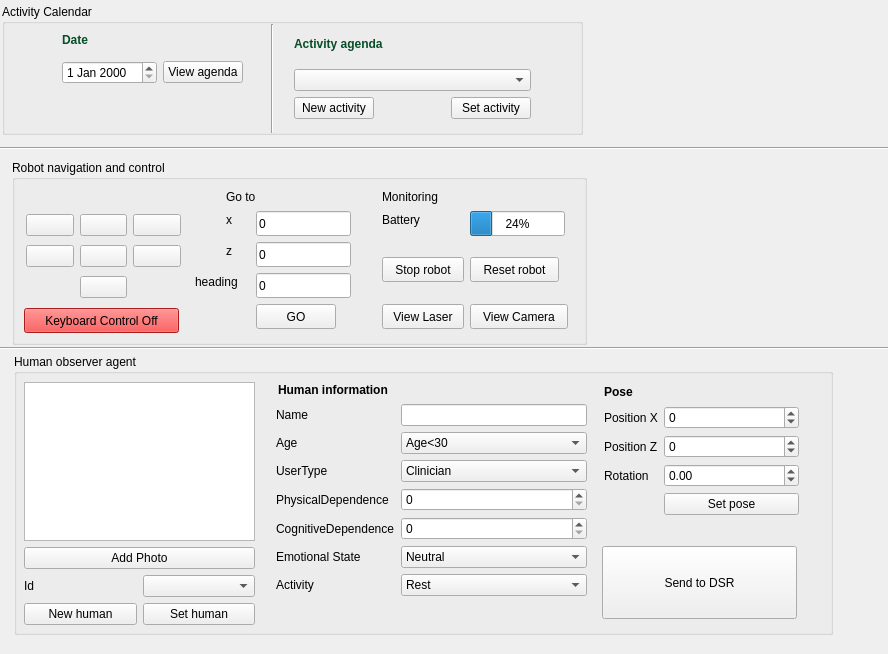
Old version of the form humanObserverAgent_GUI/src/mainUI.ui in the repository rahulkatiyar19955/gsoc-gui-dev.
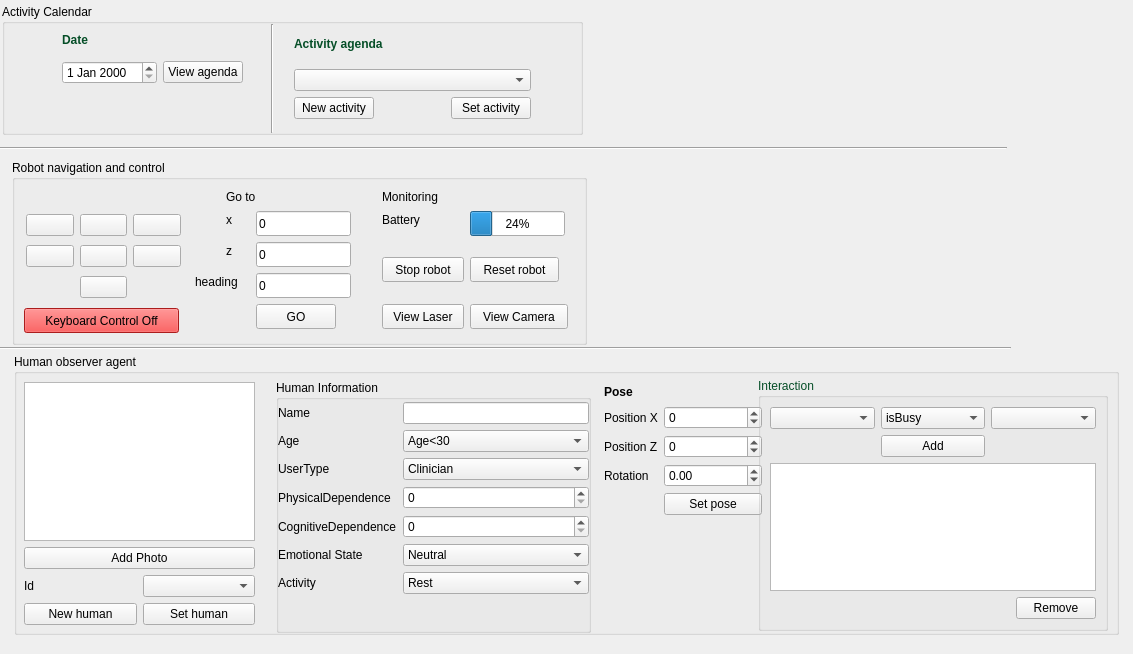
New version of the form. Icons and pictures are not drawn.

Commit message: added functionality to add interaction between humans

What changed in the file:
```diff
--- a/humanObserverAgent_GUI/src/mainUI.ui
+++ b/humanObserverAgent_GUI/src/mainUI.ui
@@ -6,7 +6,7 @@
    <rect>
     <x>0</x>
     <y>0</y>
-    <width>888</width>
+    <width>1133</width>
     <height>654</height>
    </rect>
   </property>
@@ -341,7 +341,7 @@
     <rect>
      <x>0</x>
      <y>138</y>
-     <width>921</width>
+     <width>1007</width>
      <height>21</height>
     </rect>
    </property>
@@ -357,7 +357,7 @@
     <rect>
      <x>14</x>
      <y>354</y>
-     <width>819</width>
+     <width>1105</width>
      <height>281</height>
     </rect>
    </property>
@@ -422,25 +422,12 @@
      </item>
     </layout>
    </widget>
-   <widget class="QLabel" name="label_4">
-    <property name="geometry">
-     <rect>
-      <x>264</x>
-      <y>28</y>
-      <width>139</width>
-      <height>17</height>
-     </rect>
-    </property>
-    <property name="text">
-     <string>&lt;html&gt;&lt;head/&gt;&lt;body&gt;&lt;p&gt;&lt;span style=&quot; font-weight:600;&quot;&gt;Human information&lt;/span&gt;&lt;/p&gt;&lt;/body&gt;&lt;/html&gt;</string>
-    </property>
-   </widget>
    <widget class="QWidget" name="layoutWidget_2">
     <property name="geometry">
      <rect>
       <x>590</x>
       <y>52</y>
-      <width>195</width>
+      <width>158</width>
       <height>133</height>
      </rect>
     </property>
@@ -533,13 +520,155 @@
      <string>&lt;html&gt;&lt;head/&gt;&lt;body&gt;&lt;p&gt;&lt;span style=&quot; font-weight:600;&quot;&gt;Pose&lt;/span&gt;&lt;/p&gt;&lt;/body&gt;&lt;/html&gt;</string>
     </property>
    </widget>
-   <widget class="QWidget" name="layoutWidget">
+   <widget class="QGroupBox" name="interacion_gb">
+    <property name="geometry">
+     <rect>
+      <x>744</x>
+      <y>24</y>
+      <width>350</width>
+      <height>253</height>
+     </rect>
+    </property>
+    <property name="palette">
+     <palette>
+      <active>
+       <colorrole role="WindowText">
+        <brush brushstyle="SolidPattern">
+         <color alpha="255">
+          <red>5</red>
+          <green>78</green>
+          <blue>39</blue>
+         </color>
+        </brush>
+       </colorrole>
+      </active>
+      <inactive>
+       <colorrole role="WindowText">
+        <brush brushstyle="SolidPattern">
+         <color alpha="255">
+          <red>5</red>
+          <green>78</green>
+          <blue>39</blue>
+         </color>
+        </brush>
+       </colorrole>
+      </inactive>
+      <disabled>
+       <colorrole role="WindowText">
+        <brush brushstyle="SolidPattern">
+         <color alpha="255">
+          <red>190</red>
+          <green>190</green>
+          <blue>190</blue>
+         </color>
+        </brush>
+       </colorrole>
+      </disabled>
+     </palette>
+    </property>
+    <property name="font">
+     <font>
+      <weight>50</weight>
+      <bold>false</bold>
+     </font>
+    </property>
+    <property name="title">
+     <string>Interaction</string>
+    </property>
+    <layout class="QVBoxLayout" name="verticalLayout_6" stretch="1,9">
+     <item>
+      <layout class="QGridLayout" name="gridLayout_2">
+       <item row="0" column="0">
+        <widget class="QComboBox" name="int1_cb"/>
+       </item>
+       <item row="0" column="1">
+        <widget class="QComboBox" name="interaction_cb">
+         <item>
+          <property name="text">
+           <string>isBusy</string>
+          </property>
+         </item>
+         <item>
+          <property name="text">
+           <string>interacting</string>
+          </property>
+         </item>
+         <item>
+          <property name="text">
+           <string>block</string>
+          </property>
+         </item>
+         <item>
+          <property name="text">
+           <string>softBlock</string>
+          </property>
+         </item>
+        </widget>
+       </item>
+       <item row="1" column="1">
+        <widget class="QPushButton" name="ainteraction_pb">
+         <property name="text">
+          <string>Add</string>
+         </property>
+        </widget>
+       </item>
+       <item row="0" column="2">
+        <widget class="QComboBox" name="int2_cb"/>
+       </item>
+      </layout>
+     </item>
+     <item>
+      <layout class="QVBoxLayout" name="verticalLayout_5">
+       <item>
+        <widget class="QListWidget" name="interaction_lw"/>
+       </item>
+       <item>
+        <layout class="QHBoxLayout" name="horizontalLayout_6">
+         <item>
+          <spacer name="horizontalSpacer_2">
+           <property name="orientation">
+            <enum>Qt::Horizontal</enum>
+           </property>
+           <property name="sizeHint" stdset="0">
+            <size>
+             <width>10</width>
+             <height>20</height>
+            </size>
+           </property>
+          </spacer>
+         </item>
+         <item>
+          <widget class="QPushButton" name="rinteraction_pb">
+           <property name="text">
+            <string>Remove</string>
+           </property>
+          </widget>
+         </item>
+        </layout>
+       </item>
+      </layout>
+     </item>
+    </layout>
+   </widget>
+   <widget class="QGroupBox" name="groupBox">
     <property name="geometry">
      <rect>
       <x>262</x>
-      <y>50</y>
+      <y>26</y>
+      <width>315</width>
+      <height>253</height>
+     </rect>
+    </property>
+    <property name="title">
+     <string>Human Information</string>
+    </property>
+    <widget class="QWidget" name="layoutWidget">
+     <property name="geometry">
+      <rect>
+       <x>2</x>
+       <y>22</y>
       <width>311</width>
-      <height>221</height>
+       <height>223</height>
      </rect>
     </property>
     <layout class="QFormLayout" name="formLayout_2">
@@ -722,18 +851,6 @@
      </item>
     </layout>
    </widget>
-   <widget class="QPushButton" name="sendtoDSR_button">
-    <property name="geometry">
-     <rect>
-      <x>588</x>
-      <y>192</y>
-      <width>195</width>
-      <height>73</height>
-     </rect>
-    </property>
-    <property name="text">
-     <string>Send to DSR</string>
-    </property>
    </widget>
   </widget>
   <widget class="QGroupBox" name="CalendarEvents">
@@ -870,7 +987,7 @@
     <rect>
      <x>0</x>
      <y>338</y>
-     <width>921</width>
+     <width>1011</width>
      <height>21</height>
     </rect>
    </property>
```
Left out of the diff: 6 changed lines with no effect on the pictures. Lines whose indentation alone changed are shown as unchanged. The commit also changes 2 other files.
